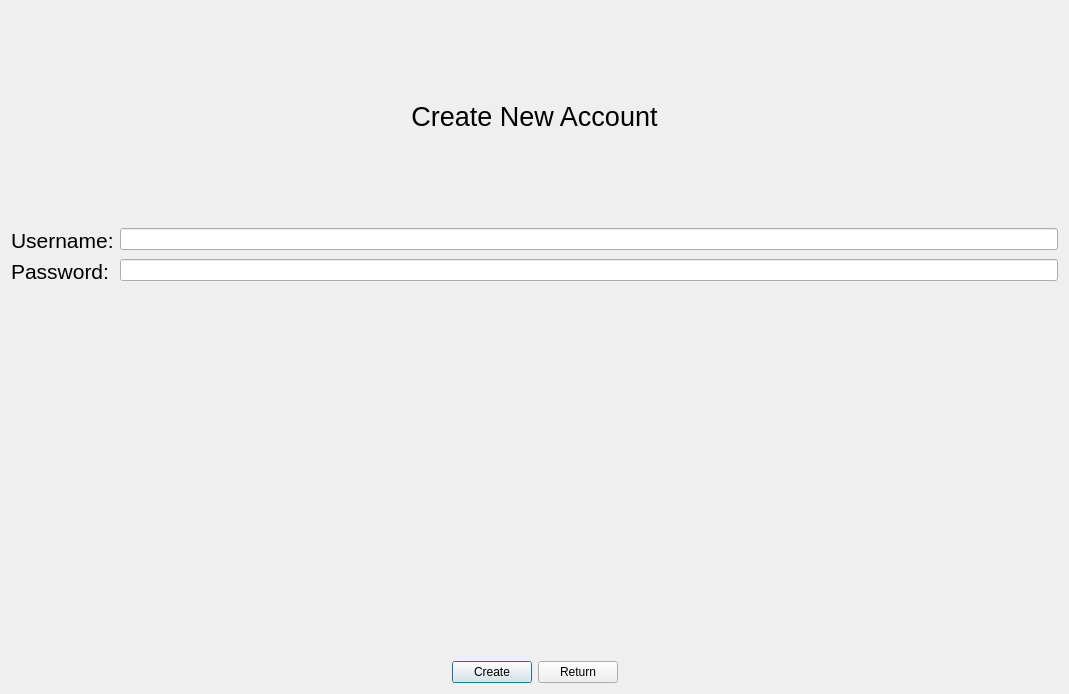
Old version of the form UI/createAccount.ui in the repository Sp1riting/A-Level-Coursework.
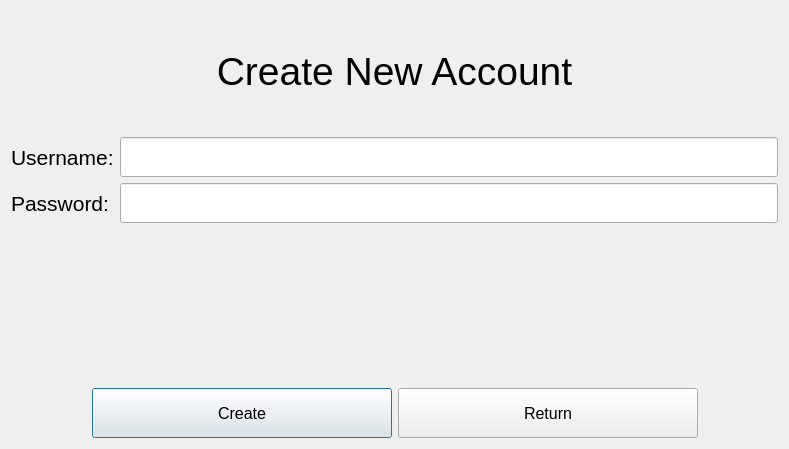
New version of the form.

Commit message: login and create account screen visuals cleaned up

The edit to the form file:
```diff
--- a/UI/createAccount.ui
+++ b/UI/createAccount.ui
@@ -6,8 +6,8 @@
    <rect>
     <x>0</x>
     <y>0</y>
-    <width>1069</width>
-    <height>694</height>
+    <width>789</width>
+    <height>449</height>
    </rect>
   </property>
   <property name="windowTitle">
@@ -18,7 +18,7 @@
     <widget class="QLabel" name="label">
      <property name="font">
       <font>
-       <pointsize>20</pointsize>
+       <pointsize>29</pointsize>
       </font>
      </property>
      <property name="text">
@@ -44,7 +44,14 @@
       </widget>
      </item>
      <item row="0" column="1">
-      <widget class="QLineEdit" name="usernameInput"/>
+      <widget class="QLineEdit" name="usernameInput">
+       <property name="minimumSize">
+        <size>
+         <width>0</width>
+         <height>40</height>
+        </size>
+       </property>
+      </widget>
      </item>
      <item row="1" column="0">
       <widget class="QLabel" name="label_3">
@@ -60,6 +67,12 @@
      </item>
      <item row="1" column="1">
       <widget class="QLineEdit" name="passwordInput">
+       <property name="minimumSize">
+        <size>
+         <width>0</width>
+         <height>40</height>
+        </size>
+       </property>
        <property name="echoMode">
         <enum>QLineEdit::Password</enum>
        </property>
@@ -94,6 +107,17 @@
      </item>
      <item>
       <widget class="QPushButton" name="createButton">
+       <property name="minimumSize">
+        <size>
+         <width>300</width>
+         <height>50</height>
+        </size>
+       </property>
+       <property name="font">
+        <font>
+         <pointsize>12</pointsize>
+        </font>
+       </property>
        <property name="text">
         <string>Create</string>
        </property>
@@ -101,6 +125,17 @@
      </item>
      <item>
       <widget class="QPushButton" name="returnButton">
+       <property name="minimumSize">
+        <size>
+         <width>300</width>
+         <height>50</height>
+        </size>
+       </property>
+       <property name="font">
+        <font>
+         <pointsize>12</pointsize>
+        </font>
+       </property>
        <property name="text">
         <string>Return</string>
        </property>
```
The commit also changes 2 other files.
